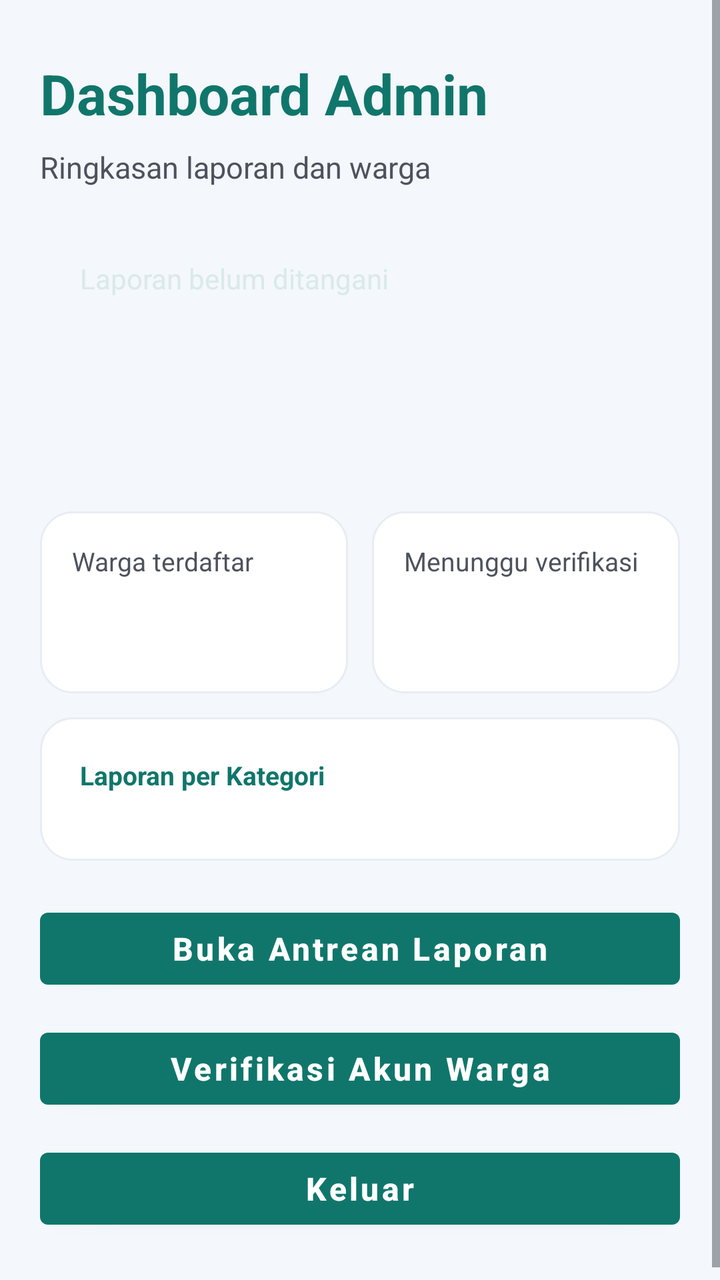
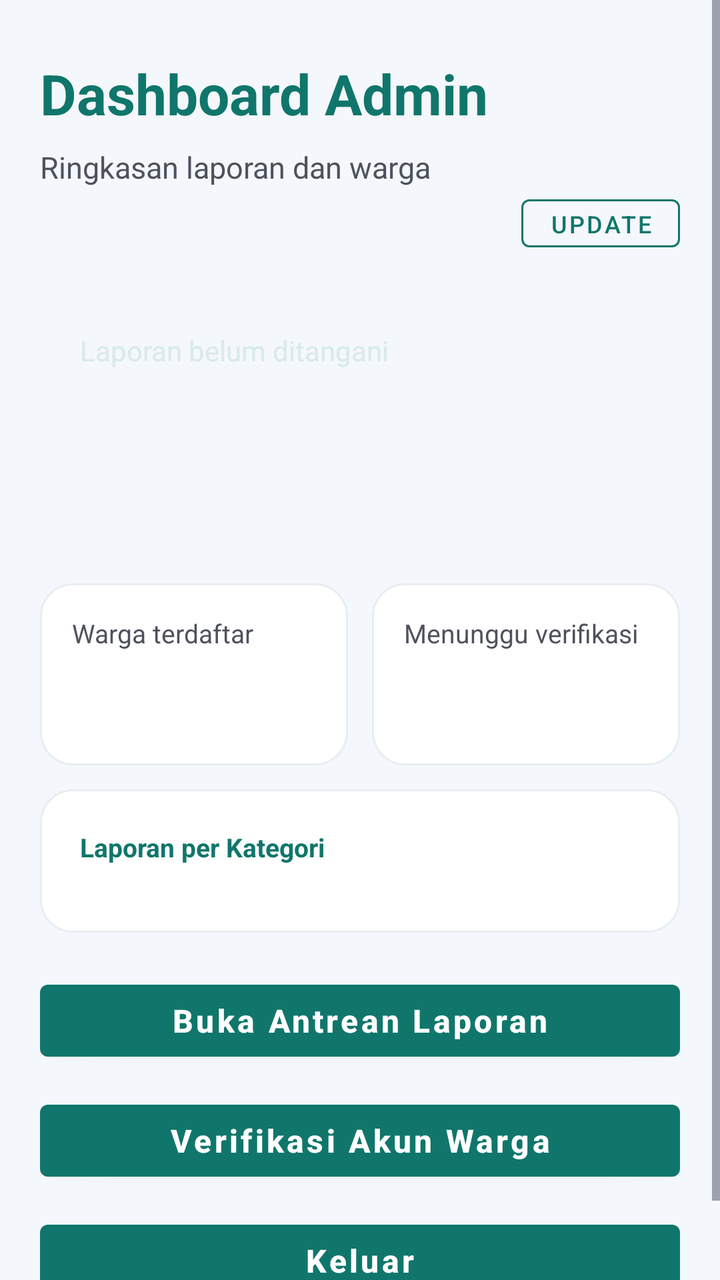

Two renders of the same Android screen: before a commit and after it. Below are the layout's source before the change and the commit's diff.
<!-- AndroidManifest.xml: application theme Theme.JagaKampung -->
<!-- res/layout/activity_dashboard.xml -->
<?xml version="1.0" encoding="utf-8"?>
<ScrollView xmlns:android="http://schemas.android.com/apk/res/android"
    android:layout_width="match_parent"
    android:layout_height="match_parent"
    android:background="#F4F7FC"
    android:fillViewport="true">

    <LinearLayout
        android:layout_width="match_parent"
        android:layout_height="wrap_content"
        android:orientation="vertical"
        android:paddingStart="20dp"
        android:paddingTop="28dp"
        android:paddingEnd="20dp"
        android:paddingBottom="28dp">

        <TextView
            android:layout_width="match_parent"
            android:layout_height="wrap_content"
            android:text="Dashboard Admin"
            android:textColor="#10766B"
            android:textSize="28sp"
            android:textStyle="bold" />

        <TextView
            android:layout_width="match_parent"
            android:layout_height="wrap_content"
            android:layout_marginTop="8dp"
            android:layout_marginBottom="16dp"
            android:text="Ringkasan laporan dan warga"
            android:textColor="#4E525D"
            android:textSize="15sp" />

        
        <LinearLayout
            android:id="@+id/cardBelum"
            android:layout_width="match_parent"
            android:layout_height="wrap_content"
            android:orientation="vertical"
            android:padding="20dp">

            <TextView
                android:layout_width="wrap_content"
                android:layout_height="wrap_content"
                android:text="Laporan belum ditangani"
                android:textColor="#D9EAE8"
                android:textSize="14sp" />

            <TextView
                android:id="@+id/tvBelum"
                android:layout_width="wrap_content"
                android:layout_height="wrap_content"
                android:layout_marginTop="4dp"
                android:textColor="#FFFFFF"
                android:textSize="40sp"
                android:textStyle="bold" />

            <TextView
                android:id="@+id/tvTotalLaporan"
                android:layout_width="wrap_content"
                android:layout_height="wrap_content"
                android:textColor="#D9EAE8"
                android:textSize="13sp" />
        </LinearLayout>

        
        <LinearLayout
            android:layout_width="match_parent"
            android:layout_height="wrap_content"
            android:layout_marginTop="12dp"
            android:orientation="horizontal">

            <LinearLayout
                android:layout_width="0dp"
                android:layout_height="wrap_content"
                android:layout_marginEnd="6dp"
                android:layout_weight="1"
                android:background="@drawable/bg_card_laporan"
                android:orientation="vertical"
                android:padding="16dp">

                <TextView
                    android:layout_width="wrap_content"
                    android:layout_height="wrap_content"
                    android:text="Warga terdaftar"
                    android:textColor="#4E525D"
                    android:textSize="13sp" />

                <TextView
                    android:id="@+id/tvWarga"
                    android:layout_width="wrap_content"
                    android:layout_height="wrap_content"
                    android:layout_marginTop="4dp"
                    android:textColor="#444853"
                    android:textSize="28sp"
                    android:textStyle="bold" />
            </LinearLayout>

            <LinearLayout
                android:layout_width="0dp"
                android:layout_height="wrap_content"
                android:layout_marginStart="6dp"
                android:layout_weight="1"
                android:background="@drawable/bg_card_laporan"
                android:orientation="vertical"
                android:padding="16dp">

                <TextView
                    android:layout_width="wrap_content"
                    android:layout_height="wrap_content"
                    android:text="Menunggu verifikasi"
                    android:textColor="#4E525D"
                    android:textSize="13sp" />

                <TextView
                    android:id="@+id/tvMenunggu"
                    android:layout_width="wrap_content"
                    android:layout_height="wrap_content"
                    android:layout_marginTop="4dp"
                    android:textColor="#444853"
                    android:textSize="28sp"
                    android:textStyle="bold" />
            </LinearLayout>
        </LinearLayout>

        
        <LinearLayout
            android:layout_width="match_parent"
            android:layout_height="wrap_content"
            android:layout_marginTop="12dp"
            android:background="@drawable/bg_card_laporan"
            android:orientation="vertical"
            android:padding="20dp">

            <TextView
                android:layout_width="wrap_content"
                android:layout_height="wrap_content"
                android:layout_marginBottom="14dp"
                android:text="Laporan per Kategori"
                android:textColor="#10766B"
                android:textSize="13sp"
                android:textStyle="bold" />

            <LinearLayout
                android:id="@+id/boxKategori"
                android:layout_width="match_parent"
                android:layout_height="wrap_content"
                android:orientation="vertical" />
        </LinearLayout>

        
        <Button
            android:id="@+id/btnLaporan"
            android:layout_width="match_parent"
            android:layout_height="wrap_content"
            android:layout_marginTop="20dp"
            android:text="Buka Antrean Laporan"
            android:textAllCaps="false"
            android:textColor="#FFFFFF"
            android:textSize="16sp"
            android:textStyle="bold" />

        <Button
            android:id="@+id/btnVerifikasi"
            android:layout_width="match_parent"
            android:layout_height="wrap_content"
            android:layout_marginTop="12dp"
            android:text="Verifikasi Akun Warga"
            android:textAllCaps="false"
            android:textSize="16sp"
            android:textStyle="bold" />
        <Button
            android:id="@+id/btnKeluar"
            android:layout_width="match_parent"
            android:layout_height="wrap_content"
            android:layout_marginTop="12dp"
            android:text="Keluar"
            android:textAllCaps="false"
            android:textSize="16sp"
            android:textStyle="bold" />
    </LinearLayout>
</ScrollView>
<!-- resources referenced by this layout -->
<resources>
  <!-- drawable bg_card_laporan (drawable) -->
  <?xml version="1.0" encoding="utf-8"?>
  <shape xmlns:android="http://schemas.android.com/apk/res/android"
      android:shape="rectangle">
      <solid android:color="#FFFFFF" />
      <corners android:radius="16dp" />
      <stroke android:width="1dp" android:color="#E8EDF3" />
  </shape>
  <style name="Theme.JagaKampung" parent="Theme.MaterialComponents.Light.NoActionBar">
          <item name="colorPrimary">@color/teal_primary</item>
          <item name="colorPrimaryDark">@color/teal_dark</item>
          <item name="colorAccent">@color/teal_primary</item>
          <item name="android:windowBackground">@color/background</item>
          <item name="android:textColorPrimary">@color/text_primary</item>
          <item name="android:textColorSecondary">@color/text_secondary</item>
          <item name="android:textColorHint">@color/text_secondary</item>
          <item name="colorOnSurface">@color/text_primary</item>
          <item name="colorOnBackground">@color/text_primary</item>
          <item name="colorControlNormal">@color/text_secondary</item>
          <item name="android:forceDarkAllowed">false</item>
          <item name="android:windowOptOutEdgeToEdgeEnforcement">true</item>
          <item name="android:statusBarColor">@color/teal_dark</item>
          <item name="android:navigationBarColor">@color/surface</item>
      </style>
  <color name="teal_primary">#10766B</color>
  <color name="teal_dark">#0E766D</color>
  <color name="background">#F4F7FC</color>
  <color name="text_primary">#444853</color>
  <color name="text_secondary">#4E525D</color>
  <color name="surface">#FFFFFF</color>
</resources>

<!-- the commit's change to res/layout/activity_dashboard.xml (unified diff, before → after) -->
@@ -1,5 +1,6 @@
 <?xml version="1.0" encoding="utf-8"?>
 <ScrollView xmlns:android="http://schemas.android.com/apk/res/android"
+    xmlns:app="http://schemas.android.com/apk/res-auto"
     android:layout_width="match_parent"
     android:layout_height="match_parent"
     android:background="#F4F7FC"
@@ -26,10 +27,41 @@
             android:layout_width="match_parent"
             android:layout_height="wrap_content"
             android:layout_marginTop="8dp"
-            android:layout_marginBottom="16dp"
             android:text="Ringkasan laporan dan warga"
             android:textColor="#4E525D"
             android:textSize="15sp" />
+
+        
+        <LinearLayout
+            android:layout_width="match_parent"
+            android:layout_height="wrap_content"
+            android:layout_marginBottom="16dp"
+            android:orientation="horizontal"
+            android:gravity="center_vertical">
+
+            <TextView
+                android:id="@+id/tvVersi"
+                android:layout_width="0dp"
+                android:layout_height="wrap_content"
+                android:layout_weight="1"
+                android:textColor="#4E525D"
+                android:textSize="13sp" />
+
+            <com.google.android.material.button.MaterialButton
+                android:id="@+id/btnUpdate"
+                style="@style/Widget.MaterialComponents.Button.OutlinedButton"
+                android:layout_width="wrap_content"
+                android:layout_height="36dp"
+                android:minWidth="0dp"
+                android:paddingStart="14dp"
+                android:paddingEnd="14dp"
+                android:text="@string/tombol_update"
+                android:textAllCaps="false"
+                android:textSize="12sp"
+                android:textColor="#10766B"
+                app:strokeColor="#10766B"
+                app:strokeWidth="1dp" />
+        </LinearLayout>
 
         
         <LinearLayout
<!-- resource entries referenced after the edit -->
@@ -8,6 +8,7 @@
       <corners android:radius="16dp" />
       <stroke android:width="1dp" android:color="#E8EDF3" />
   </shape>
+  <string name="tombol_update">UPDATE</string>
   <style name="Theme.JagaKampung" parent="Theme.MaterialComponents.Light.NoActionBar">
           <item name="colorPrimary">@color/teal_primary</item>
           <item name="colorPrimaryDark">@color/teal_dark</item>
